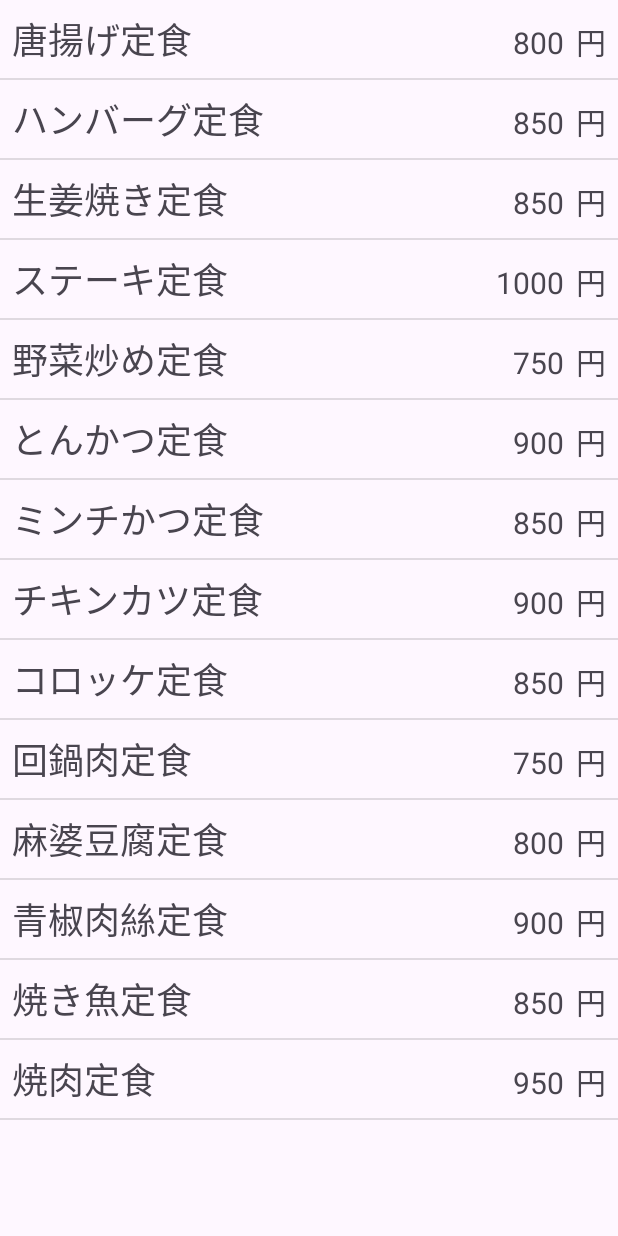
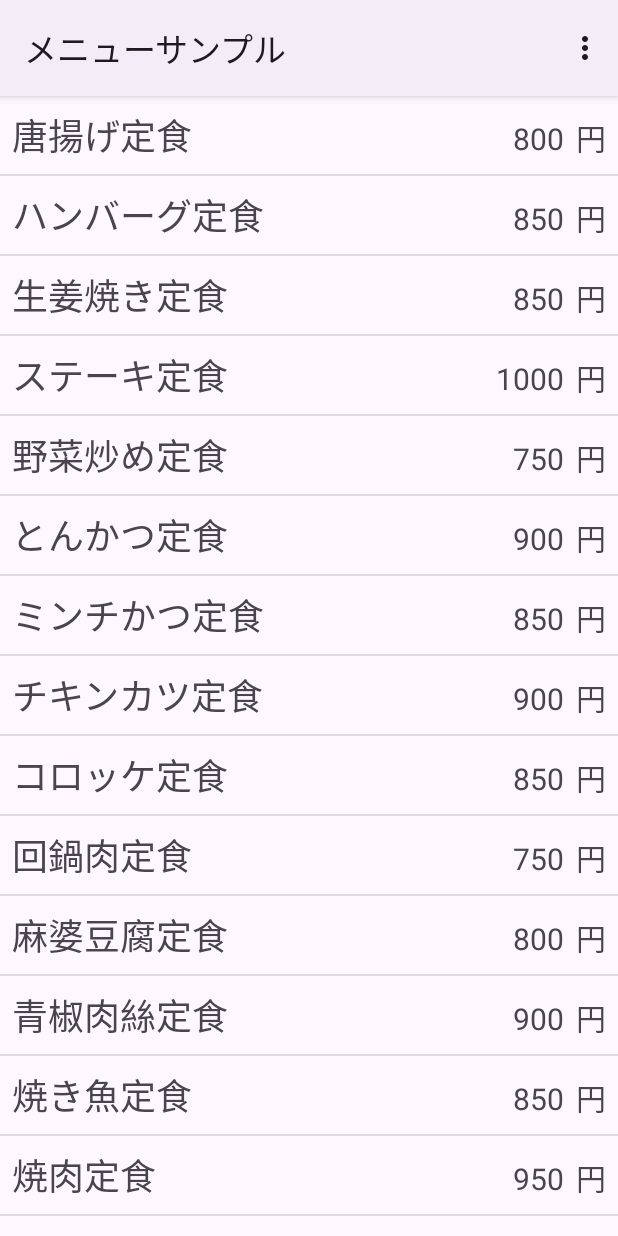
Before and after one commit to itc-s22030/Android1, an Android app: the screen it shows after launch (MainActivity), on a phone screen of 412 x 824 dp. Run offline under Robolectric (Android 15) with nearby library versions, the phone set to English and light mode, and no system bars.

Commit message:
8.2までできた

```diff
--- a/MenuSample/app/src/main/java/jp/ac/it_college/std/s22030/menusample/MainActivity.kt
+++ b/MenuSample/app/src/main/java/jp/ac/it_college/std/s22030/menusample/MainActivity.kt
@@ -3,6 +3,8 @@ package jp.ac.it_college.std.s22030.menusample
 import android.content.Intent
 import androidx.appcompat.app.AppCompatActivity
 import android.os.Bundle
+import android.view.Menu
+import android.view.MenuItem
 import androidx.recyclerview.widget.DividerItemDecoration
 import androidx.recyclerview.widget.LinearLayoutManager
 import androidx.recyclerview.widget.RecyclerView
@@ -10,6 +12,7 @@ import jp.ac.it_college.std.s22030.menusample.databinding.ActivityMainBinding
 
 class MainActivity : AppCompatActivity() {
     private lateinit var binding: ActivityMainBinding
+    private val menuList = mutableListOf<jp.ac.it_college.std.s22030.menusample.Menu>()
     override fun onCreate(savedInstanceState: Bundle?) {
         super.onCreate(savedInstanceState)
         binding = ActivityMainBinding.inflate(layoutInflater)
@@ -19,7 +22,8 @@ class MainActivity : AppCompatActivity() {
     }
 
     private fun initList(view: RecyclerView){
-        view.adapter = MenuListAdapter(teisyokuList, ::order)
+        menuList.addAll(teisyokuList)
+        view.adapter = MenuListAdapter(menuList, ::order)
         val layoutManager = LinearLayoutManager(this)
         view.layoutManager = layoutManager
         view.addItemDecoration(DividerItemDecoration(this, layoutManager.orientation))
@@ -30,4 +34,25 @@ class MainActivity : AppCompatActivity() {
             putExtra("menuPrice", price)
         })
     }
+
+    override fun onCreateOptionsMenu(menu: Menu?): Boolean {
+        menuInflater.inflate(R.menu.menu_options_menu_list, menu)
+        return true
+    }
+
+    override fun onOptionsItemSelected(item: MenuItem): Boolean {
+        val result = when (item.itemId){
+            R.id.menuListOptionTeisyoku -> resetMenu(teisyokuList)
+            R.id.menuListOptionCurry -> resetMenu(curryList)
+            else -> super.onOptionsItemSelected(item)
+        }
+        return result
+    }
+
+    private fun resetMenu(list: List<jp.ac.it_college.std.s22030.menusample.Menu>): Boolean{
+        menuList.clear()
+        menuList.addAll(list)
+        binding.lvMenu.adapter?.notifyDataSetChanged()
+        return true
+    }
 }
--- a/MenuSample/app/src/main/java/jp/ac/it_college/std/s22030/menusample/Menu.kt
+++ b/MenuSample/app/src/main/java/jp/ac/it_college/std/s22030/menusample/Menu.kt
@@ -22,3 +22,13 @@ val teisyokuList = listOf(
     Menu("焼き魚定食", 850, "鰆の塩焼きにサラダ、ご飯とお味噌汁が付きます。"),
     Menu("焼肉定食", 950, "特製タレの焼肉にサラダ、ご飯とお味噌汁が付きます。"),
 )
+
+val curryList = listOf(
+    Menu("ビーフカレー", 520, "特選のスパイスをきかせた国産ビーフ100%のカレーです。"),
+    Menu("ポークカレー", 420, "特選のスパイスをきかせた国産ポーク100%のカレーです。"),
+    Menu("ハンバーグカレー", 620, "特選のスパイスをきかせたカレーに手ごねハンバーグをトッピングです。"),
+    Menu("チーズカレー", 560, "特選のスパイスをきかせたカレーにとろけるチーズをトッピングです。"),
+    Menu("カツカレー", 760, "特選のスパイスをきかせたカレーに国産ロースカツをトッピングです。"),
+    Menu("ビーフカレー", 880, "特選のスパイスをきかせたカレーに国産ビーフカツをトッピングです。"),
+    Menu("唐揚げカレー", 540, "特選のスパイスをきかせたカレーに若鶏の唐揚げをトッピングです。"),
+)
--- /dev/null
+++ b/MenuSample/app/src/main/res/menu/menu_options_menu_list.xml
@@ -0,0 +1,17 @@
+<?xml version="1.0" encoding="utf-8"?>
+<menu xmlns:app="http://schemas.android.com/apk/res-auto"
+    xmlns:android="http://schemas.android.com/apk/res/android">
+
+    <item
+        android:id="@+id/menuListOptionTeisyoku"
+        android:layout_width="wrap_content"
+        android:layout_height="wrap_content"
+        android:title="@string/menu_list_options_teishoku"
+        app:showAsAction="never" />
+    <item
+        android:id="@+id/menuListOptionCurry"
+        android:layout_width="wrap_content"
+        android:layout_height="wrap_content"
+        android:title="@string/menu_list_options_curry"
+        app:showAsAction="never" />
+</menu>
--- a/MenuSample/app/src/main/res/values-night/themes.xml
+++ b/MenuSample/app/src/main/res/values-night/themes.xml
@@ -1,6 +1,6 @@
 <resources xmlns:tools="http://schemas.android.com/tools">
     <!-- Base application theme. -->
-    <style name="Base.Theme.MenuSample" parent="Theme.Material3.DayNight.NoActionBar">
+    <style name="Base.Theme.MenuSample" parent="Theme.Material3.DayNight">
         <!-- Customize your dark theme here. -->
         <!-- <item name="colorPrimary">@color/my_dark_primary</item> -->
     </style>
--- a/MenuSample/app/src/main/res/values/themes.xml
+++ b/MenuSample/app/src/main/res/values/themes.xml
@@ -1,6 +1,6 @@
 <resources xmlns:tools="http://schemas.android.com/tools">
     <!-- Base application theme. -->
-    <style name="Base.Theme.MenuSample" parent="Theme.Material3.DayNight.NoActionBar">
+    <style name="Base.Theme.MenuSample" parent="Theme.Material3.DayNight">
         <!-- Customize your light theme here. -->
         <!-- <item name="colorPrimary">@color/my_light_primary</item> -->
     </style>
```
